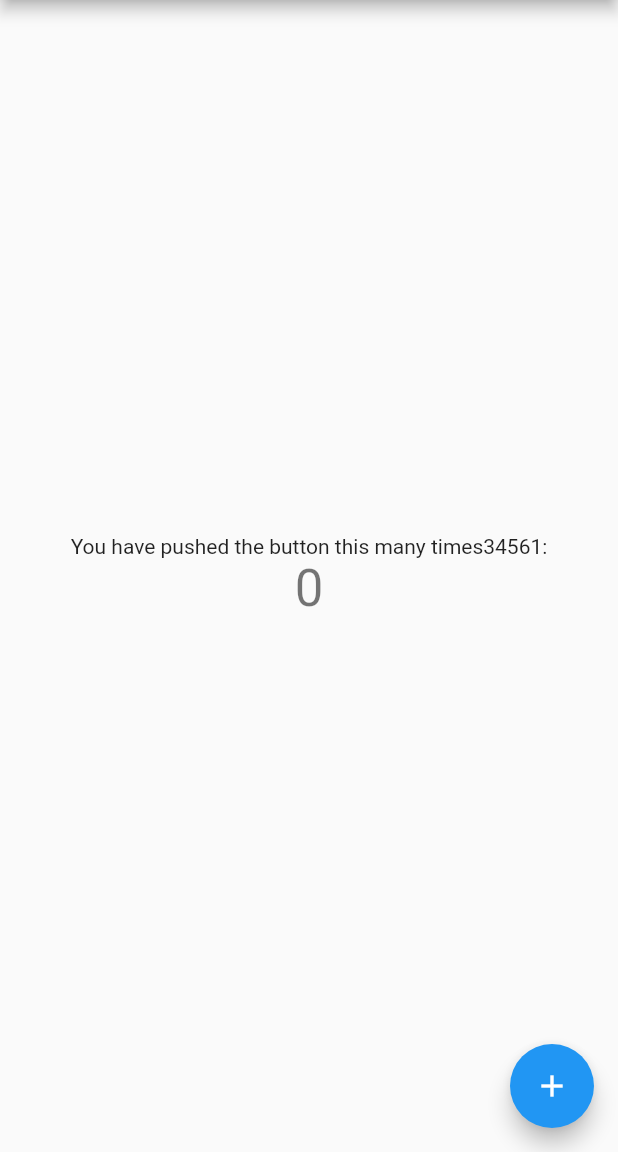
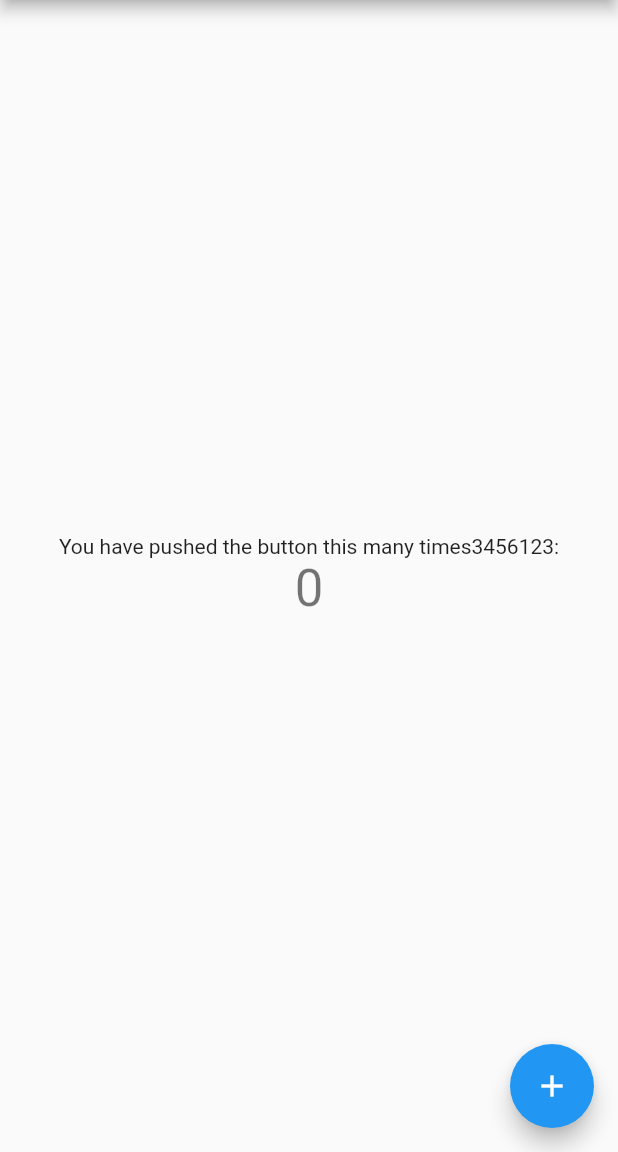
Before and after one commit to ophite/test_flutter, a Flutter app: the screen it shows after launch, on a phone screen of 412 x 824 dp, the part 84-1236 px from its top. Run offline on Flutter 3.47's test engine with Material 2 defaults, Android fonts, the phone set to English and light mode, and no system bars.

Commit message:
- install flutter firebase plugins (firebase_auth, cloud_firestore) - run on different android emulators (genymotion, inline emulator), did not have memory (increase with android studio avd)

```diff
--- a/lib/main.dart
+++ b/lib/main.dart
@@ -98,7 +98,7 @@ class _MyHomePageState extends State<MyHomePage> {
           mainAxisAlignment: MainAxisAlignment.center,
           children: <Widget>[
             Text(
-              'You have pushed the button this many times34561:',
+              'You have pushed the button this many times3456123:',
             ),
             Text(
               '$_counter',
--- a/pubspec.yaml
+++ b/pubspec.yaml
@@ -28,6 +28,8 @@ dependencies:
   # The following adds the Cupertino Icons font to your application.
   # Use with the CupertinoIcons class for iOS style icons.
   cupertino_icons: ^0.1.3
+  firebase_auth: ^0.18.0+1
+  cloud_firestore: ^0.14.0+2
 
 dev_dependencies:
   flutter_test:
```
Also changed, not shown: 2 other files.
